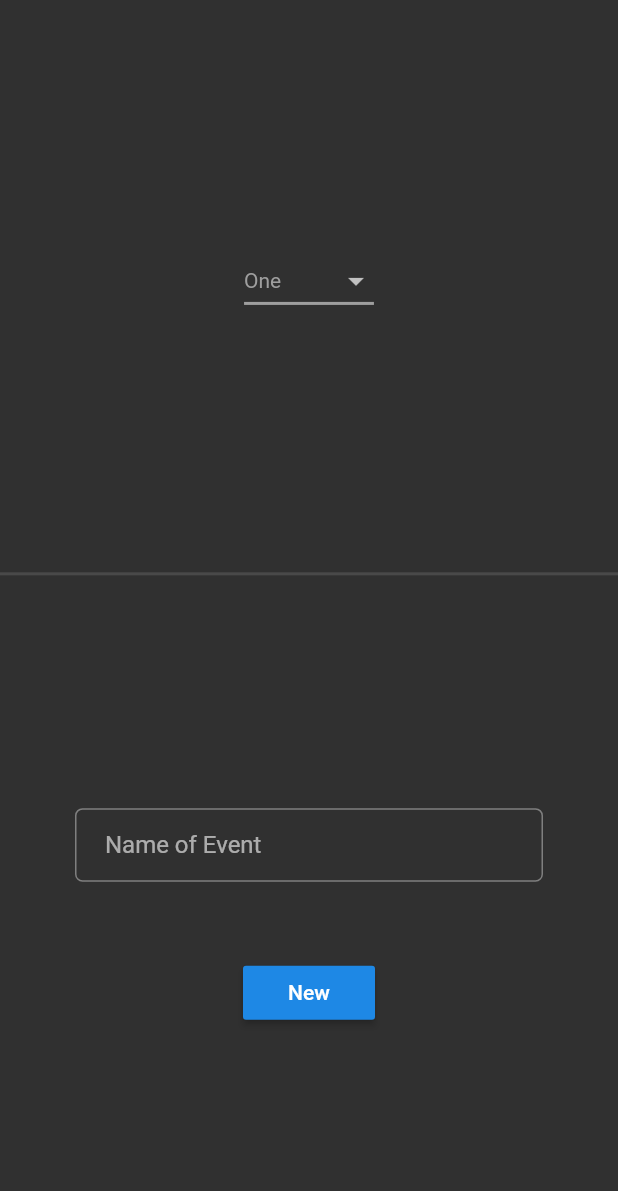
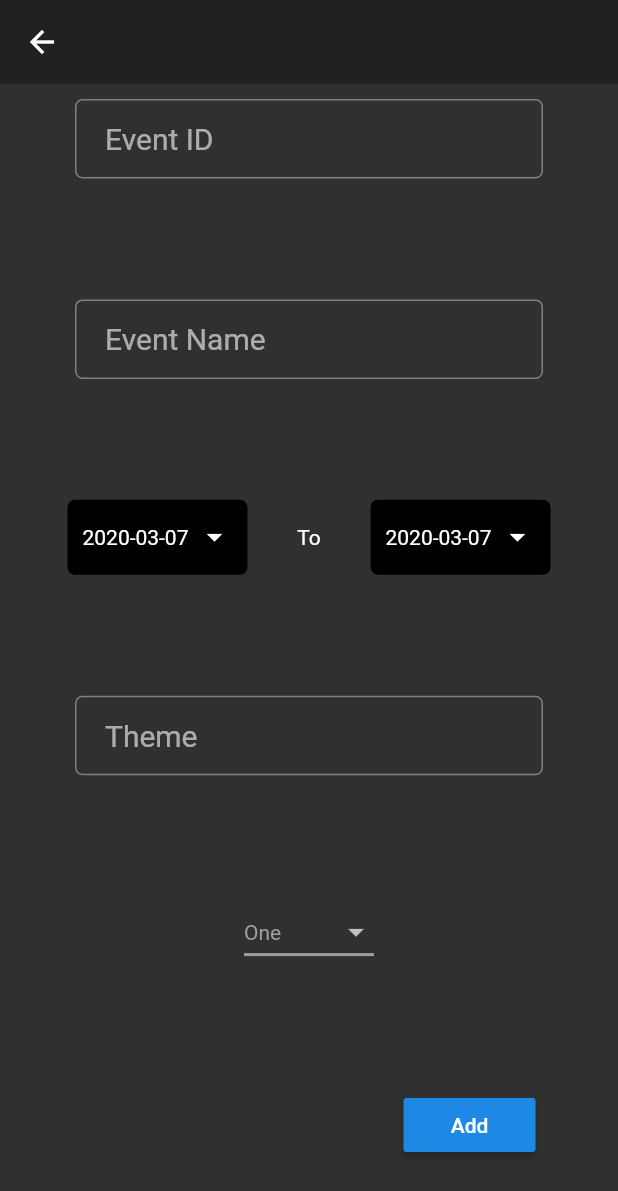
Before and after one commit to Android-Builds/Admin-Panel-Demo, a Flutter app: the Events screen opened directly, on a phone screen of 412 x 824 dp. Shown: the top 1191 px of the screen. Run offline on Flutter 3.47's test engine with Material 2 defaults, Android fonts, the phone set to English and light mode, and no system bars.

Commit message:
Add subcategory and make events page

```diff
--- a/lib/event/events.dart
+++ b/lib/event/events.dart
@@ -1,4 +1,4 @@
-import 'package:AdminPanelDemo/event/sub_events.dart';
+import 'package:AdminPanelDemo/event/categories.dart';
 import 'package:flutter/material.dart';
 
 class Events extends StatefulWidget {
@@ -7,24 +7,143 @@ class Events extends StatefulWidget {
 }
 
 class _EventsState extends State<Events> {
+
+  DateTime startDate = DateTime.now();
+  DateTime endDate = DateTime.now();
   String dropdownValue = 'One';
 
   dropDown(String value) {
     if(value == 'Add Event') {
-      Navigator.push(context, MaterialPageRoute(builder: (context) => SubEvents()));
+      Navigator.push(context, MaterialPageRoute(builder: (context) => Categories()));
     }
+  }
+
+  Future<Null> _selectDate(BuildContext context, int n)async {
+    final DateTime picked = await showDatePicker(
+        context: context,
+        initialDate: n == 1 ? startDate : endDate,
+        firstDate: DateTime(2015, 8),
+        lastDate: DateTime(2101));
+    if (picked != null && picked != DateTime.now())
+      setState(() {
+        if(n == 1) {
+          startDate = picked;
+        } else {
+          endDate = picked;
+        }
+      });
+      //TODO: endDate should not be less than startDate
   }
 
   @override
   Widget build(BuildContext context) {
     return SafeArea(
       child: Scaffold(
-        body: Column(
-          mainAxisAlignment: MainAxisAlignment.center,
-          children: <Widget>[
-            Container(
-              height: MediaQuery.of(context).size.height / 2.2,
-              child: Center(
+        appBar: AppBar(
+          elevation: 0.0,
+        ),
+        body: Padding(
+          padding: const EdgeInsets.all(10.0),
+          child: Column(
+            mainAxisAlignment: MainAxisAlignment.spaceBetween,
+            children: <Widget>[
+              Padding(
+                padding: const EdgeInsets.symmetric(horizontal:40.0),
+                child: TextField(
+                  maxLines: 1,
+                  obscureText: false,
+                  style: TextStyle(fontSize: 20.0),
+                  decoration: InputDecoration(
+                    contentPadding: EdgeInsets.fromLTRB(20.0, 15.0, 20.0, 15.0),
+                    hintText: "Event ID",
+                    border: OutlineInputBorder(
+                      borderRadius: BorderRadius.circular(5.0)
+                    ),
+                  ),
+                ),
+              ),
+              Padding(
+                padding: const EdgeInsets.symmetric(horizontal:40.0),
+                child: TextField(
+                  maxLines: 1,
+                  obscureText: false,
+                  style: TextStyle(fontSize: 20.0),
+                  decoration: InputDecoration(
+                    contentPadding: EdgeInsets.fromLTRB(20.0, 15.0, 20.0, 15.0),
+                    hintText: "Event Name",
+                    border: OutlineInputBorder(
+                      borderRadius: BorderRadius.circular(5.0)
+                    ),
+                  ),
+                ),
+              ),
+              Padding(
+                padding: const EdgeInsets.symmetric(horizontal:35.0),
+                child: Row(
+                  mainAxisAlignment: MainAxisAlignment.spaceBetween,
+                  children: <Widget>[
+                    GestureDetector(
+                      onTap: () => _selectDate(context, 1),
+                      child: Container(
+                        child: Padding(
+                          padding: const EdgeInsets.all(10.0),
+                          child: Row(
+                            mainAxisAlignment: MainAxisAlignment.spaceBetween,
+                            children: <Widget>[
+                              Text("${startDate.toLocal()}".split(' ')[0]),
+                              Icon(Icons.arrow_drop_down)
+                            ],
+                          ),
+                        ),
+                        height: 50,
+                        width: 120,
+                        decoration: BoxDecoration(
+                          color: Colors.black,
+                          borderRadius: BorderRadius.circular(5.0)
+                        ),
+                      ),
+                    ),
+                    Text('To'),
+                    GestureDetector(
+                      onTap: () => _selectDate(context, 2),
+                      child: Container(
+                        child: Padding(
+                          padding: const EdgeInsets.all(10.0),
+                          child: Row(
+                            mainAxisAlignment: MainAxisAlignment.spaceBetween,
+                            children: <Widget>[
+                              Text("${endDate.toLocal()}".split(' ')[0]),
+                              Icon(Icons.arrow_drop_down)
+                            ],
+                          ),
+                        ),
+                        height: 50,
+                        width: 120,
+                        decoration: BoxDecoration(
+                          color: Colors.black,
+                          borderRadius: BorderRadius.circular(5.0)
+                        ),
+                      ),
+                    ),
+                  ]
+                ),
+              ),
+              Padding(
+                padding: const EdgeInsets.symmetric(horizontal:40.0),
+                child: TextField(
+                  maxLines: 1,
+                  obscureText: false,
+                  style: TextStyle(fontSize: 20.0),
+                  decoration: InputDecoration(
+                    contentPadding: EdgeInsets.fromLTRB(20.0, 15.0, 20.0, 15.0),
+                    hintText: "Theme",
+                    border: OutlineInputBorder(
+                      borderRadius: BorderRadius.circular(5.0)
+                    ),
+                  ),
+                ),
+              ),
+              Center(
                 child: DropdownButton<String>(
                   value: dropdownValue,
                   icon: Icon(Icons.arrow_drop_down),
@@ -53,37 +172,18 @@ class _EventsState extends State<Events> {
                     .toList(),
                 ),
               ),
-            ),
-            Divider(thickness: 2.0),
-            Expanded(
-              child: Center(
-                child: SingleChildScrollView(
-                  child: Column(
-                    mainAxisAlignment: MainAxisAlignment.center,
-                    children: <Widget>[
-                      Padding(
-                        padding: const EdgeInsets.symmetric(horizontal:50.0, vertical: 10.0),
-                        child: TextField(
-                          decoration: InputDecoration(
-                            contentPadding: EdgeInsets.fromLTRB(20.0, 15.0, 20.0, 15.0),
-                            hintText: "Name of Event",
-                            border: OutlineInputBorder(
-                              borderRadius: BorderRadius.circular(5.0)
-                            ),
-                          ),
-                        ),
-                      ),
-                      SizedBox(height:40.0),
-                      RaisedButton(
-                        onPressed: () {},
-                        child: Text('New'),
-                      )
-                    ],
+              Padding(
+                padding: const EdgeInsets.only(right:45.0, bottom: 40.0),
+                child: Align(
+                  alignment: FractionalOffset.bottomRight,
+                  child: RaisedButton(
+                    onPressed: () {},
+                    child: Text('Add'),
                   ),
                 ),
-              ),
-            ),
-          ],
+              )
+            ],
+          ),
         ),
       ),
     );
--- a/lib/home.dart
+++ b/lib/home.dart
@@ -1,4 +1,4 @@
-import 'package:AdminPanelDemo/event/events.dart';
+import 'package:AdminPanelDemo/event/default_events.dart';
 import 'package:flutter/material.dart';
 
 class HomePage extends StatefulWidget {
@@ -48,7 +48,7 @@ class _HomePageState extends State<HomePage> {
                 mainAxisAlignment: MainAxisAlignment.center,
                 children: <Widget>[
                   RaisedButton(
-                    onPressed: () => Navigator.push(context, MaterialPageRoute(builder: (context) => Events())),
+                    onPressed: () => Navigator.push(context, MaterialPageRoute(builder: (context) => DefaultEvents())),
                     child: Text('Add'),
                   ),
                   SizedBox(width: 100.0),
```
Also changed, not shown: lib/event/categories.dart (added, +113 -0 lines), lib/event/default_events.dart (added, +91 -0 lines), lib/event/sub_events.dart (deleted, +0 -15 lines).
